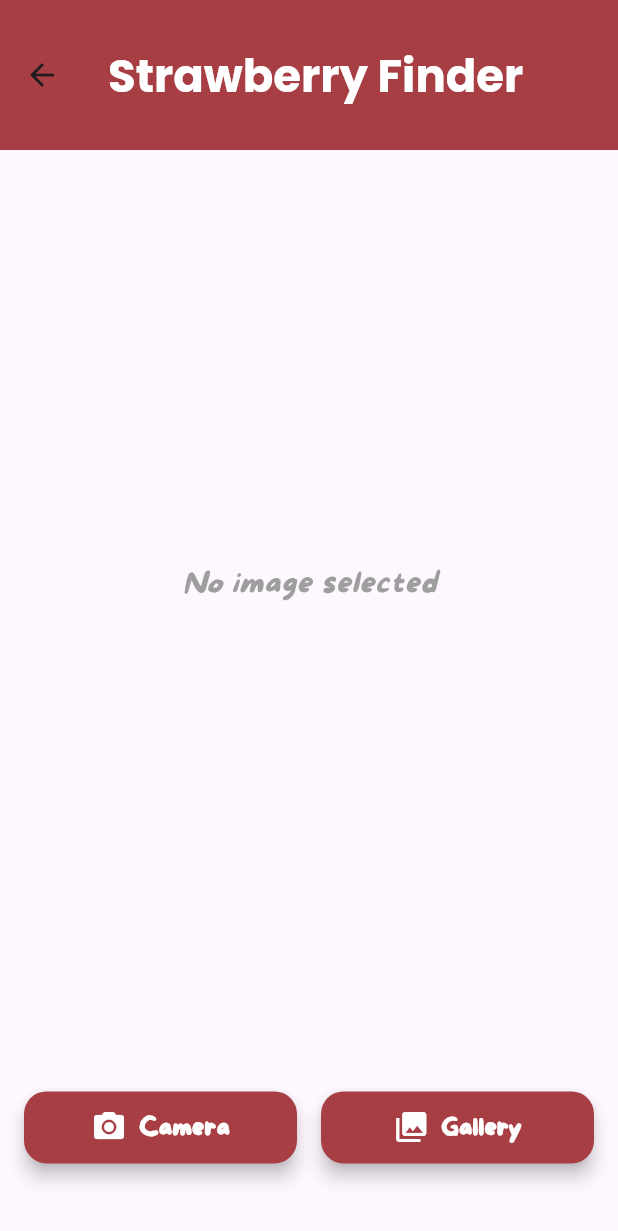
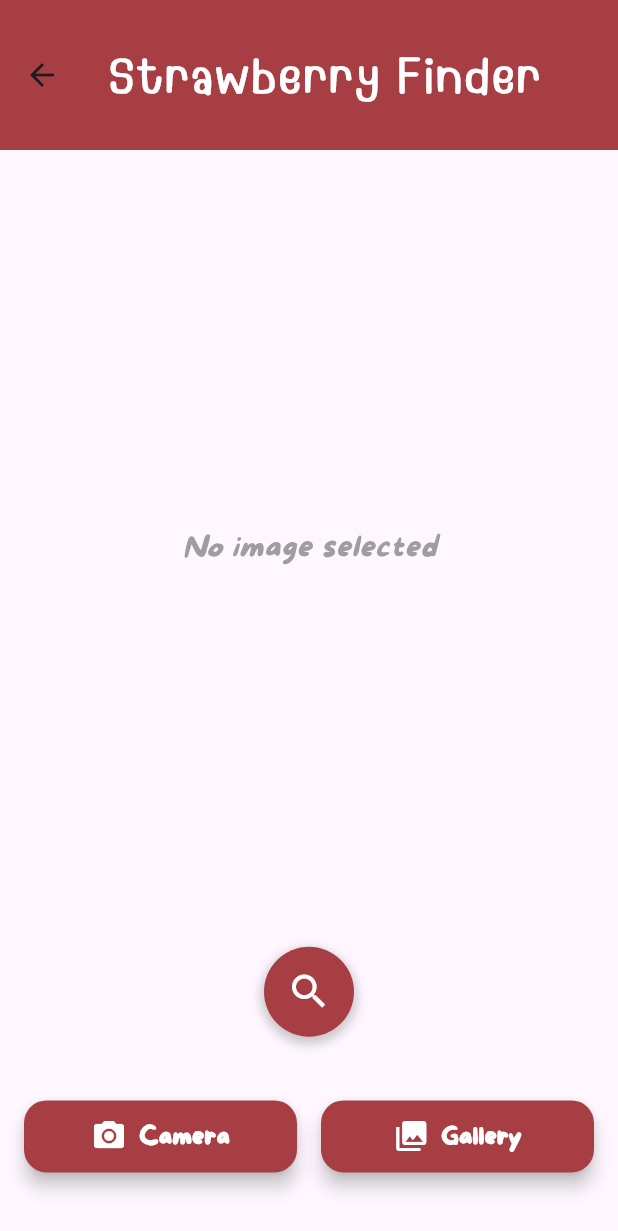
Before and after one commit to NarongritPararmard/ApplicationStrawberry, a Flutter app: the CameraPage screen opened directly, on a phone screen of 412 x 824 dp. Shown: the top 1231 px of the screen. Run offline on Flutter 3.47's test engine with Material 3 defaults, Android fonts, the light colour scheme and no system bars; our stand-ins replace image_picker; project files that could hold a hidden picture were left out.

Commit message:
Update app

```diff
--- a/lib/Camera.dart
+++ b/lib/Camera.dart
@@ -1,7 +1,9 @@
 import 'dart:io';
+
 import 'package:flutter/material.dart';
 import 'package:flutter/services.dart';
 import 'package:image_picker/image_picker.dart';
+import 'package:myapplication/showdata.dart';
 
 class CameraPage extends StatefulWidget {
   const CameraPage({super.key});
@@ -22,11 +24,13 @@ class _HomePageState extends State<CameraPage> {
         title: const Text(
           'Strawberry Finder',
           style: TextStyle(
-            fontFamily: 'Poppins',
-            fontWeight: FontWeight.bold,
-            fontSize: 30,
-            color: Colors.white
-          ),
+              fontFamily: 'MiTN',
+              fontWeight: FontWeight.bold,
+              fontSize: 30,
+              color: Colors.white,
+              letterSpacing: 2
+              ),
+
         ),
         backgroundColor: const Color.fromARGB(255, 167, 62, 68),
       ),
@@ -56,6 +60,34 @@ class _HomePageState extends State<CameraPage> {
                       ),
                     ),
                   ),
+          ),
+
+          Container(
+            height: 60, // Change this value to adjust the height
+            width: 60, // Change this value to adjust the width
+            decoration: BoxDecoration(
+              shape: BoxShape.circle, // Make the button circular
+              color: const Color.fromARGB(
+                  255, 167, 62, 68), // Button background color
+              boxShadow: [
+                BoxShadow(
+                  color: Colors.black.withOpacity(0.2), // Shadow color
+                  spreadRadius: 2, // Spread radius of the shadow
+                  blurRadius: 5, // Blur radius of the shadow
+                  offset: Offset(0, 3), // Position of the shadow (x, y)
+                ),
+              ],
+            ),
+            child: IconButton(
+              icon: Icon(Icons.search,
+                  size: 30), // Display search icon, adjust size if needed
+              color: Colors.white, // Icon color
+              onPressed: () =>
+                  Navigator.push(
+                  context,
+                  MaterialPageRoute(builder: (context) => Showdata()),
+                )
+            ),
           ),
           Expanded(
             flex: 1,
@@ -118,7 +150,8 @@ class CustomButton extends StatelessWidget {
   Widget build(BuildContext context) {
     return ElevatedButton.icon(
       onPressed: onPressed,
-      icon: Icon(iconData, size: 24, color: Colors.white), // เปลี่ยนสีไอคอนเป็นสีขาว
+      icon: Icon(iconData,
+          size: 24, color: Colors.white), // เปลี่ยนสีไอคอนเป็นสีขาว
       label: Text(
         title,
         style: const TextStyle(
--- a/lib/main.dart
+++ b/lib/main.dart
@@ -1,7 +1,5 @@
 import 'package:flutter/material.dart';
-import 'package:myapplication/Camera.dart';
 import 'package:myapplication/tutorial1.dart';
-import 'package:myapplication/welcome.dart';
 
 void main() {
   runApp(StrawberryFinderApp());
--- a/lib/welcome.dart
+++ b/lib/welcome.dart
@@ -256,7 +256,7 @@ class Welcome extends StatelessWidget {
               margin:
                   EdgeInsets.only(left: 25.0), // กำหนดระยะห่างจากขอบซ้าย 20 px
               width: 500, // กำหนดความกว้างของ Container
-              height: 23, // กำหนดความสูงของ Container
+              height: 27, // กำหนดความสูงของ Container
               child: Text(
                 'เริ่มต้นการจำแนกสายพันธุ์',
                 style: TextStyle(
```
Also changed, not shown: lib/showdata.dart (added, +191 -0 lines), assets/picture/IMG_2858.jpg (added).
